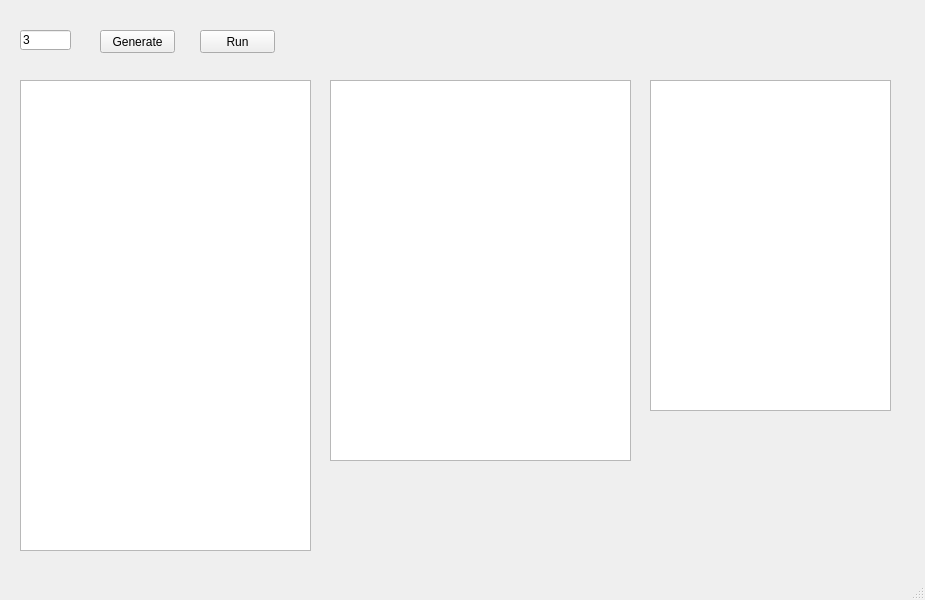
The window that window.ui (PavelKuropatin/kvaip) describes before a commit, drawn with Qt 5.
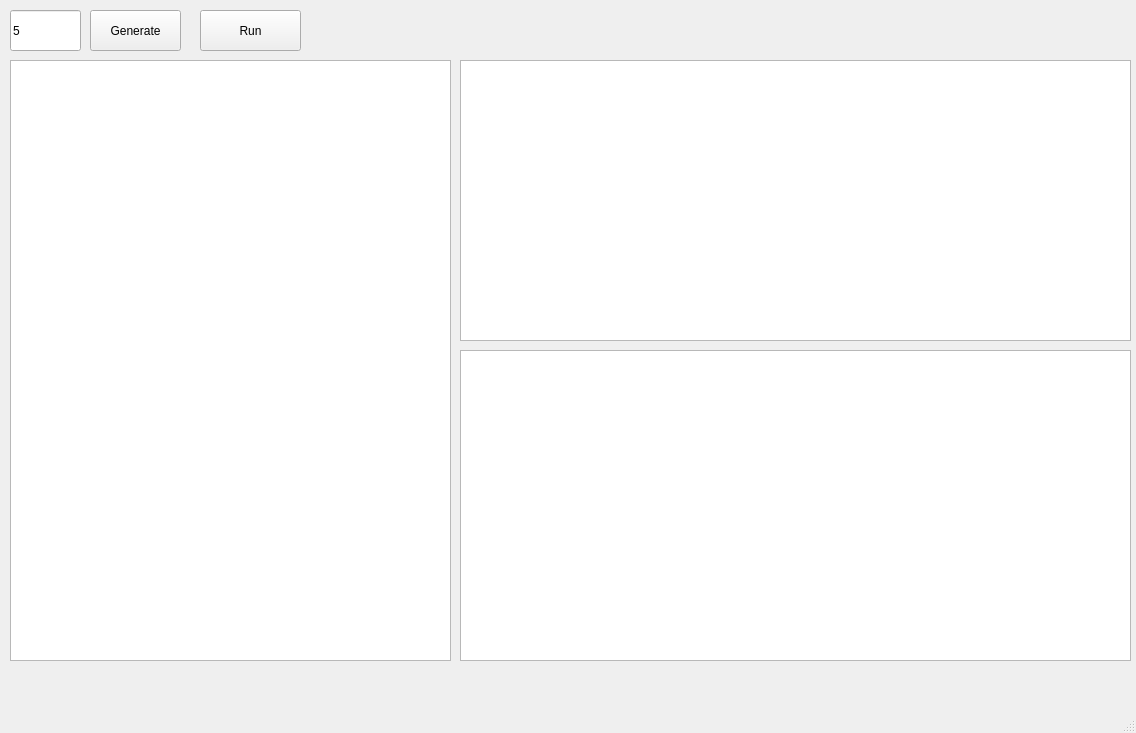
The same window after the commit.

```diff
--- a/window.ui
+++ b/window.ui
@@ -6,8 +6,8 @@
             <rect>
                 <x>0</x>
                 <y>0</y>
-                <width>925</width>
-                <height>600</height>
+                <width>1136</width>
+                <height>733</height>
             </rect>
         </property>
         <property name="windowTitle">
@@ -17,10 +17,10 @@
             <widget class="QTableWidget" name="data_table">
                 <property name="geometry">
                     <rect>
-                        <x>20</x>
-                        <y>80</y>
-                        <width>291</width>
-                        <height>471</height>
+                        <x>10</x>
+                        <y>60</y>
+                        <width>441</width>
+                        <height>601</height>
                     </rect>
                 </property>
                 <property name="rowCount">
@@ -32,30 +32,36 @@
                 <attribute name="horizontalHeaderCascadingSectionResizes">
                     <bool>false</bool>
                 </attribute>
+                <attribute name="horizontalHeaderDefaultSectionSize">
+                    <number>24</number>
+                </attribute>
                 <attribute name="verticalHeaderVisible">
                     <bool>false</bool>
                 </attribute>
+                <attribute name="verticalHeaderDefaultSectionSize">
+                    <number>18</number>
+                </attribute>
             </widget>
             <widget class="QLineEdit" name="number_edit">
                 <property name="geometry">
                     <rect>
-                        <x>20</x>
-                        <y>30</y>
-                        <width>51</width>
-                        <height>20</height>
+                        <x>10</x>
+                        <y>10</y>
+                        <width>71</width>
+                        <height>41</height>
                     </rect>
                 </property>
                 <property name="text">
-                    <string>3</string>
+                    <string>5</string>
                 </property>
             </widget>
             <widget class="QPushButton" name="generate_button">
                 <property name="geometry">
                     <rect>
-                        <x>100</x>
-                        <y>30</y>
-                        <width>75</width>
-                        <height>23</height>
+                        <x>90</x>
+                        <y>10</y>
+                        <width>91</width>
+                        <height>41</height>
                     </rect>
                 </property>
                 <property name="text">
@@ -65,10 +71,10 @@
             <widget class="QTableWidget" name="result_cubes_table">
                 <property name="geometry">
                     <rect>
-                        <x>330</x>
-                        <y>80</y>
-                        <width>301</width>
-                        <height>381</height>
+                        <x>460</x>
+                        <y>60</y>
+                        <width>671</width>
+                        <height>281</height>
                     </rect>
                 </property>
                 <property name="rowCount">
@@ -78,19 +84,25 @@
                     <number>0</number>
                 </property>
                 <attribute name="horizontalHeaderCascadingSectionResizes">
-                    <bool>false</bool>
+                    <bool>true</bool>
+                </attribute>
+                <attribute name="horizontalHeaderDefaultSectionSize">
+                    <number>24</number>
                 </attribute>
                 <attribute name="verticalHeaderVisible">
                     <bool>false</bool>
                 </attribute>
+                <attribute name="verticalHeaderDefaultSectionSize">
+                    <number>18</number>
+                </attribute>
             </widget>
             <widget class="QTableWidget" name="matrix_table">
                 <property name="geometry">
                     <rect>
-                        <x>650</x>
-                        <y>80</y>
-                        <width>241</width>
-                        <height>331</height>
+                        <x>460</x>
+                        <y>350</y>
+                        <width>671</width>
+                        <height>311</height>
                     </rect>
                 </property>
                 <property name="rowCount">
@@ -99,26 +111,59 @@
                 <property name="columnCount">
                     <number>0</number>
                 </property>
+                <attribute name="horizontalHeaderVisible">
+                    <bool>true</bool>
+                </attribute>
                 <attribute name="horizontalHeaderCascadingSectionResizes">
                     <bool>false</bool>
                 </attribute>
+                <attribute name="horizontalHeaderDefaultSectionSize">
+                    <number>24</number>
+                </attribute>
+                <attribute name="horizontalHeaderShowSortIndicator" stdset="0">
+                    <bool>false</bool>
+                </attribute>
                 <attribute name="verticalHeaderVisible">
-                    <bool>false</bool>
+                    <bool>true</bool>
+                </attribute>
+                <attribute name="verticalHeaderDefaultSectionSize">
+                    <number>18</number>
+                </attribute>
+                <attribute name="verticalHeaderHighlightSections">
+                    <bool>true</bool>
                 </attribute>
             </widget>
             <widget class="QPushButton" name="run_button">
                 <property name="geometry">
                     <rect>
                         <x>200</x>
-                        <y>30</y>
-                        <width>75</width>
-                        <height>23</height>
+                        <y>10</y>
+                        <width>101</width>
+                        <height>41</height>
                     </rect>
                 </property>
                 <property name="text">
                     <string>Run</string>
                 </property>
             </widget>
+            <widget class="QLabel" name="covered_rows_label">
+                <property name="geometry">
+                    <rect>
+                        <x>460</x>
+                        <y>670</y>
+                        <width>671</width>
+                        <height>31</height>
+                    </rect>
+                </property>
+                <property name="font">
+                    <font>
+                        <pointsize>12</pointsize>
+                    </font>
+                </property>
+                <property name="text">
+                    <string/>
+                </property>
+            </widget>
         </widget>
         <widget class="QMenuBar" name="menubar">
             <property name="geometry">
```
Left out of the diff: 6 changed lines with no effect on the pictures.
